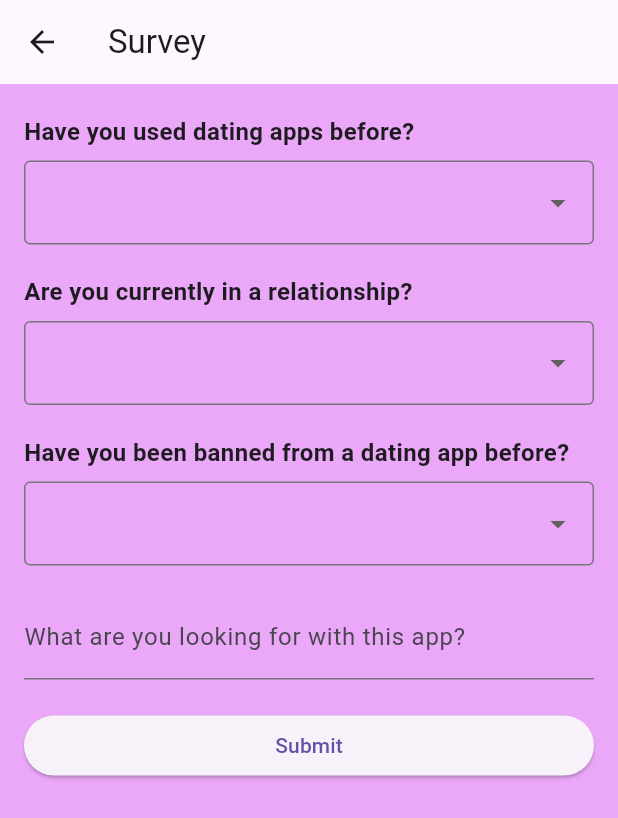
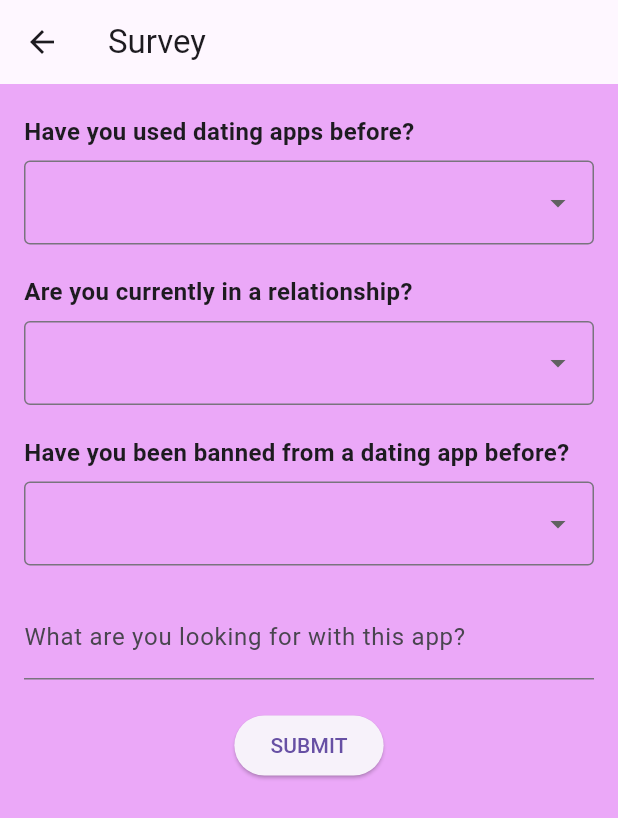
Before and after one commit to daisychennn/ascendant, a Flutter app: the Survey screen opened directly, on a phone screen of 412 x 824 dp. Shown: the top 818 px of the screen. Run offline on Flutter 3.47's test engine with Material 3 defaults, Android fonts, the phone set to English and light mode, and no system bars; our stand-ins replace cached_network_image, faker, flutter_chat_types, flutter_chat_ui, get, google_fonts and 1 more; accounts and stored records are empty.

Commit message:
Added to redirect user to thank you page after submitting survey and made create profile scrollable

```diff
--- a/lib/view/survey_view.dart
+++ b/lib/view/survey_view.dart
@@ -1,4 +1,6 @@
 import 'package:flutter/material.dart';
+import 'package:ascendant/view/thankyou_view.dart';
+import 'package:get/get.dart';
 
 class Survey extends StatelessWidget {
   const Survey({Key? key}) : super(key: key);
@@ -34,13 +36,12 @@ class Survey extends StatelessWidget {
                 ),
               ),
               const SizedBox(height: 20),
-              SizedBox(
-                width: double.infinity,
+              Center(
                 child: ElevatedButton(
                   onPressed: () {
-                    // Add your form submission logic here
+                    Get.to(() => ThankYouPage());
                   },
-                  child: const Text('Submit'),
+                  child: const Text('SUBMIT'),
                 ),
               ),
             ],
@@ -68,9 +69,7 @@ class Survey extends StatelessWidget {
             DropdownMenuItem(value: 'Yes', child: Text('Yes')),
             DropdownMenuItem(value: 'No', child: Text('No')),
           ],
-          onChanged: (value) {
-            // Handle dropdown value change
-          },
+          onChanged: (value) {},
           validator: (value) =>
               value == null ? 'Please select an option' : null,
         ),
```
Also changed, not shown: lib/view/create_profile_view.dart (+4 -5 lines), lib/view/thankyou_view.dart (added, +37 -0 lines).
